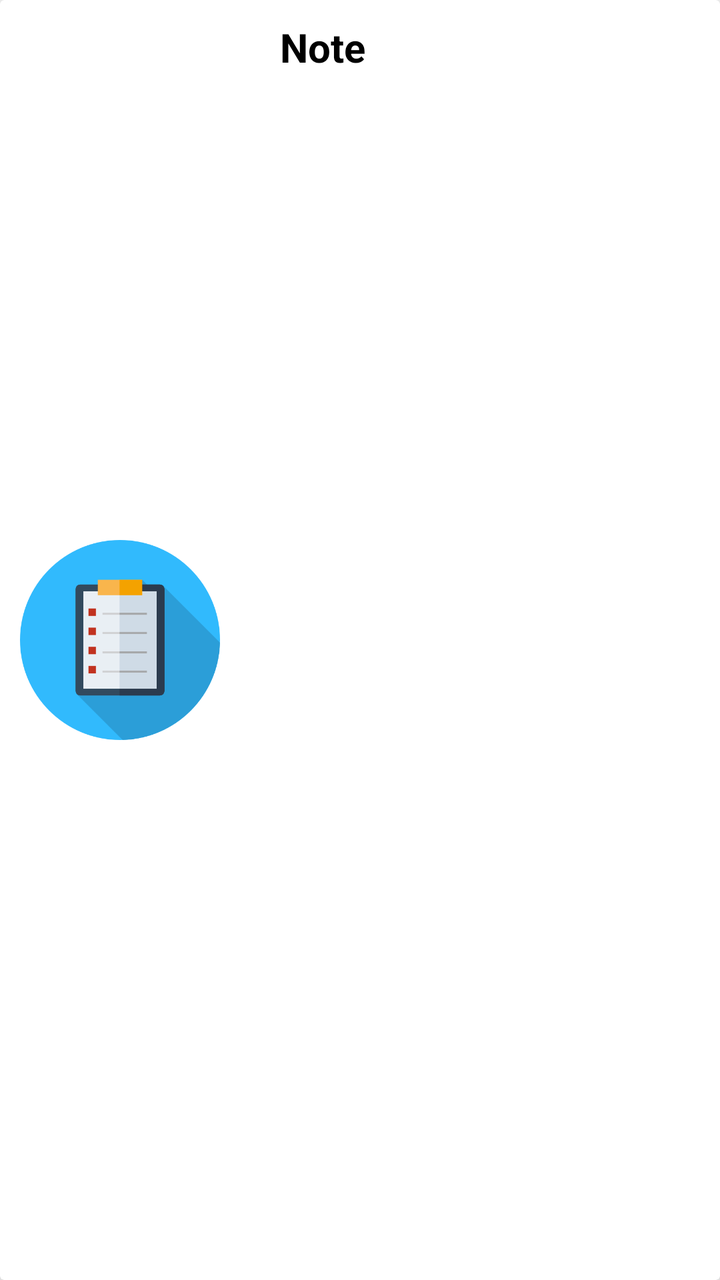
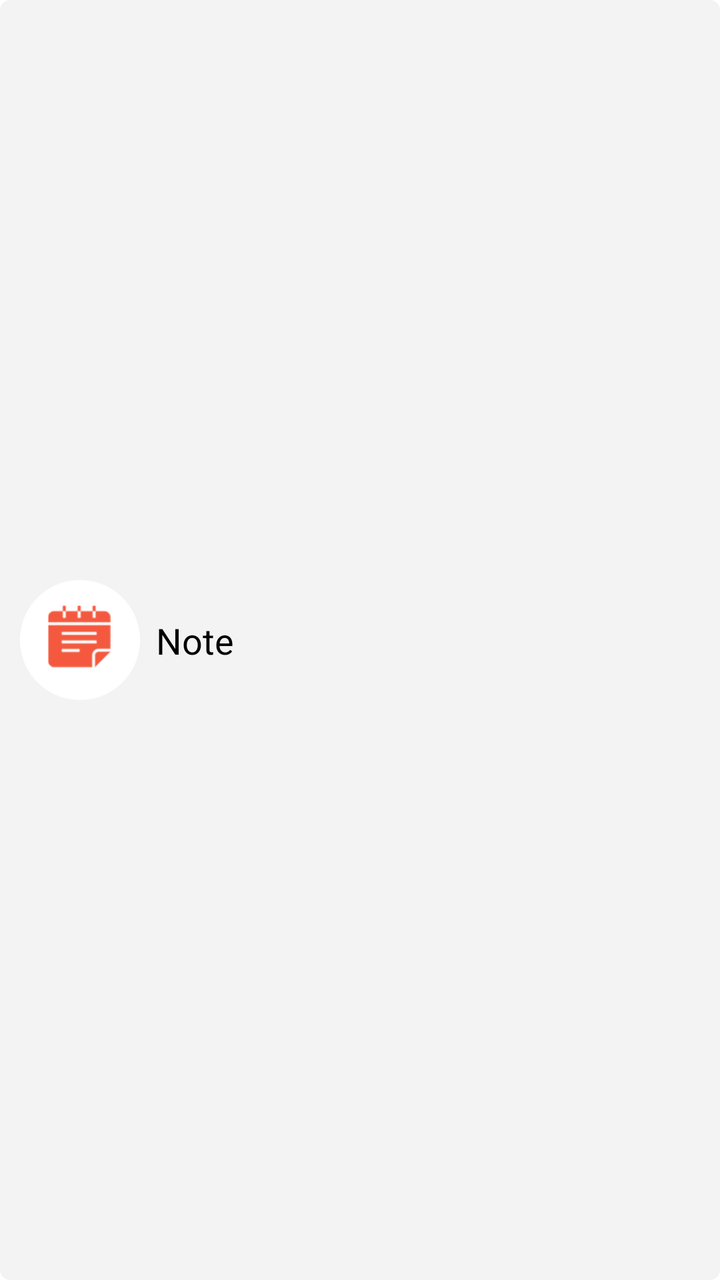

Two renders of the same Android screen: before a commit and after it. Below are the layout's source before the change and the commit's diff.
<!-- AndroidManifest.xml: application theme Theme.StudyShechdular -->
<!-- res/layout/layout_note_single.xml -->
<?xml version="1.0" encoding="utf-8"?>
<androidx.cardview.widget.CardView
    xmlns:android="http://schemas.android.com/apk/res/android"
    xmlns:app="http://schemas.android.com/apk/res-auto"
    android:layout_width="match_parent"
    android:layout_height="100dp"
    android:layout_margin="8dp"
    app:cardElevation="5dp">

    <RelativeLayout
        android:id="@+id/parent_layout"
        android:layout_width="match_parent"
        android:background="@drawable/main_screen_shapes"
        android:layout_height="match_parent"
        android:padding="10dp">

        <ImageView
            android:id="@+id/image"
            android:layout_width="100dp"
            android:layout_height="1000dp"
            android:src="@drawable/note" />

        <TextView
            android:id="@+id/textViewNote"
            android:layout_width="wrap_content"
            android:layout_height="wrap_content"
            android:layout_marginStart="30dp"
            android:layout_toEndOf="@+id/image"
            android:textStyle="bold"
            android:text="Note"
            android:textColor="#000"
            android:textSize="20sp" />

    </RelativeLayout>

</androidx.cardview.widget.CardView>
<!-- resources referenced by this layout -->
<resources>
  <!-- drawable main_screen_shapes (drawable) -->
  <?xml version="1.0" encoding="utf-8"?>
  <shape xmlns:android="http://schemas.android.com/apk/res/android"
      android:shape="rectangle">
  
      <solid android:color="@color/white" />
      <corners android:radius="5dp" />
  
  </shape>
  <!-- drawable note: png bitmap (drawable, 11814 bytes) -->
  <style name="Theme.StudyShechdular" parent="Theme.MaterialComponents.DayNight.NoActionBar">
          
          <item name="colorPrimary">@color/lightBlue</item>
          <item name="colorPrimaryVariant">@color/lightBlue</item>
          <item name="colorOnPrimary">@color/white</item>
          
          <item name="colorSecondary">@color/teal_200</item>
          <item name="colorSecondaryVariant">@color/teal_700</item>
          <item name="colorOnSecondary">@color/white</item>
          
          <item name="android:statusBarColor" tools:targetApi="l">?attr/colorPrimaryVariant</item>
          
      </style>
  <color name="white">#FFFFFFFF</color>
  <color name="lightBlue">#587dff</color>
  <color name="teal_200">#f68b53</color>
  <color name="teal_700">#FF018786</color>
</resources>

<!-- the commit's change to res/layout/layout_note_single.xml (unified diff, before → after) -->
@@ -1,36 +1,46 @@
 <?xml version="1.0" encoding="utf-8"?>
-<androidx.cardview.widget.CardView
-    xmlns:android="http://schemas.android.com/apk/res/android"
+<androidx.constraintlayout.widget.ConstraintLayout xmlns:android="http://schemas.android.com/apk/res/android"
     xmlns:app="http://schemas.android.com/apk/res-auto"
     android:layout_width="match_parent"
     android:layout_height="100dp"
     android:layout_margin="8dp"
-    app:cardElevation="5dp">
+    android:background="@drawable/dim_bg">
 
-    <RelativeLayout
+    <androidx.constraintlayout.widget.ConstraintLayout
         android:id="@+id/parent_layout"
         android:layout_width="match_parent"
-        android:background="@drawable/main_screen_shapes"
         android:layout_height="match_parent"
-        android:padding="10dp">
+        android:padding="10dp"
+        app:layout_constraintBottom_toBottomOf="parent"
+        app:layout_constraintEnd_toEndOf="parent"
+        app:layout_constraintStart_toStartOf="parent"
+        app:layout_constraintTop_toTopOf="parent">
 
         <ImageView
             android:id="@+id/image"
-            android:layout_width="100dp"
-            android:layout_height="1000dp"
-            android:src="@drawable/note" />
+            android:layout_width="60dp"
+            android:layout_height="60dp"
+            android:elevation="20dp"
+            android:src="@drawable/notes__color"
+            app:layout_constraintBottom_toBottomOf="parent"
+            app:layout_constraintStart_toStartOf="parent"
+            app:layout_constraintTop_toTopOf="parent" />
 
         <TextView
             android:id="@+id/textViewNote"
-            android:layout_width="wrap_content"
+            android:layout_width="0dp"
             android:layout_height="wrap_content"
-            android:layout_marginStart="30dp"
+            android:layout_marginStart="8dp"
             android:layout_toEndOf="@+id/image"
-            android:textStyle="bold"
             android:text="Note"
             android:textColor="#000"
-            android:textSize="20sp" />
+            android:textSize="18sp"
+            android:textStyle="normal"
+            app:layout_constraintBottom_toBottomOf="@+id/image"
+            app:layout_constraintEnd_toEndOf="parent"
+            app:layout_constraintStart_toEndOf="@+id/image"
+            app:layout_constraintTop_toTopOf="@+id/image" />
 
-    </RelativeLayout>
+    </androidx.constraintlayout.widget.ConstraintLayout>
 
-</androidx.cardview.widget.CardView>
+</androidx.constraintlayout.widget.ConstraintLayout>
<!-- resource entries referenced after the edit -->
@@ -1,15 +1,15 @@
 <!-- resources referenced by this layout -->
 <resources>
-  <!-- drawable main_screen_shapes (drawable) -->
+  <!-- drawable dim_bg (drawable) -->
   <?xml version="1.0" encoding="utf-8"?>
   <shape xmlns:android="http://schemas.android.com/apk/res/android"
       android:shape="rectangle">
   
-      <solid android:color="@color/white" />
+      <solid android:color="@color/bg_color" />
       <corners android:radius="5dp" />
   
   </shape>
-  <!-- drawable note: png bitmap (drawable, 11814 bytes) -->
+  <!-- drawable notes__color: png bitmap (drawable-hdpi, 8169 bytes) -->
   <style name="Theme.StudyShechdular" parent="Theme.MaterialComponents.DayNight.NoActionBar">
           
           <item name="colorPrimary">@color/lightBlue</item>
@@ -23,6 +23,7 @@
           <item name="android:statusBarColor" tools:targetApi="l">?attr/colorPrimaryVariant</item>
           
       </style>
+  <color name="bg_color">#f3f3f3</color>
   <color name="white">#FFFFFFFF</color>
   <color name="lightBlue">#587dff</color>
   <color name="teal_200">#f68b53</color>
